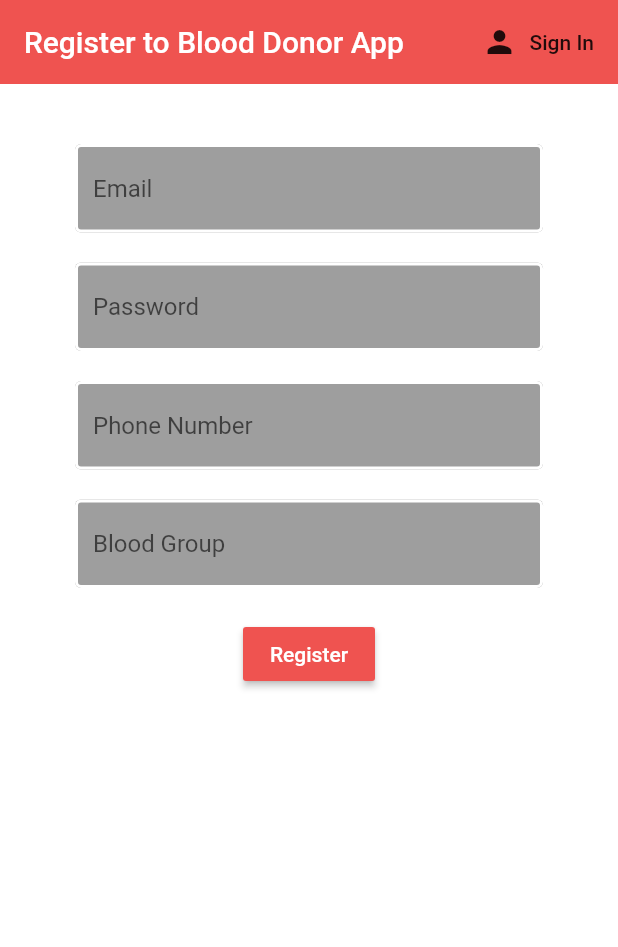
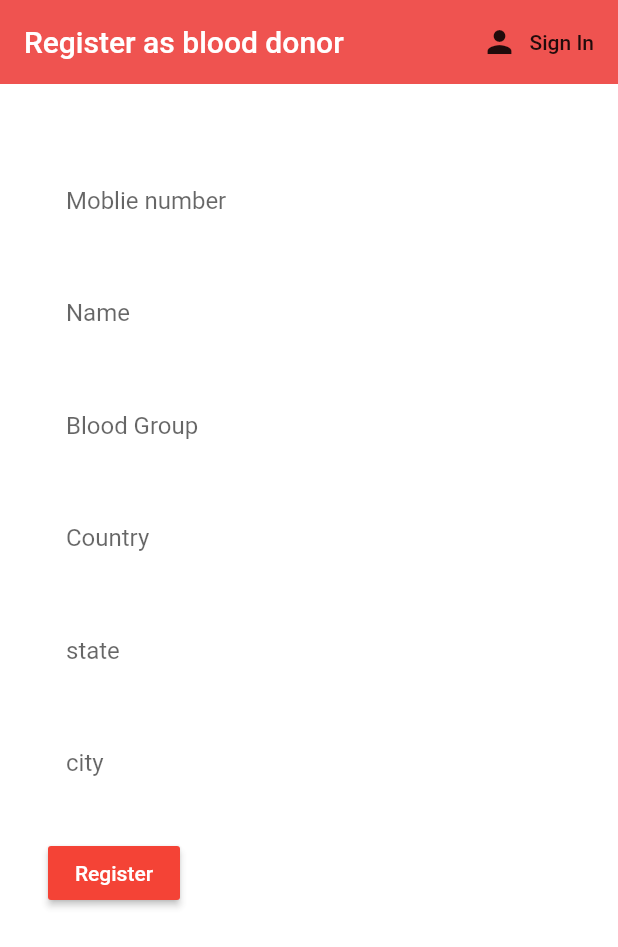
Before and after one commit to DEP-IIT-Ropar/Blood-Donor-App, a Flutter app: the screen it shows after launch, after a tap on "Register", on a phone screen of 412 x 824 dp. Shown: the top 947 px of the screen. Run offline on Flutter 3.47's test engine with Material 2 defaults, Android fonts, the phone set to English and light mode, and no system bars; our stand-ins replace cloud_firestore, firebase_auth, flutter_spinkit; accounts and stored records are empty.

Commit message:
Add files via upload

```diff
--- /dev/null
+++ b/lib/models/donor.dart
@@ -0,0 +1,13 @@
+class Donor{
+
+  final String phone;
+  final String name;
+  final String bloodgrp;
+  final String city;
+  final String state;
+  final String country;
+
+  Donor({this.phone,this.name,this.bloodgrp,this.city,this.state,this.country});
+
+
+}
--- a/lib/screens/authenticate/authenticate.dart
+++ b/lib/screens/authenticate/authenticate.dart
@@ -1,5 +1,6 @@
 import 'package:flutter/material.dart';
-import 'package:myapp/screens/authenticate/register.dart';
+import 'package:myapp/screens/authenticate/phoneverify.dart';
+
 import 'package:myapp/screens/authenticate/sign_in.dart';
 
 class Authenticate extends StatefulWidget {
@@ -16,10 +17,13 @@ class _AuthenticateState extends State<Authenticate> {
 
   @override
   Widget build(BuildContext context) {
+
+    //return phoneverify();
+
     if (showSignIn){
       return SignIn(toggleView: toggleView);
     }else{
-    return Register(toggleView: toggleView);
+    return phoneverify(toggleView: toggleView);
     }
   }
 }
--- /dev/null
+++ b/lib/screens/authenticate/phoneverify.dart
@@ -0,0 +1,154 @@
+import 'package:flutter/material.dart';
+
+import 'package:myapp/screens/authenticate/sign_in.dart';
+import 'package:myapp/screens/home/home.dart';
+import 'package:firebase_auth/firebase_auth.dart';
+import 'package:myapp/services/auth.dart';
+import 'package:myapp/shared/constants.dart';
+import 'package:myapp/shared/loading.dart';
+
+class phoneverify extends StatefulWidget {
+
+  final Function toggleView;
+  phoneverify({this.toggleView});
+
+  @override
+  _phoneverifyState createState() => _phoneverifyState();
+}
+
+class _phoneverifyState extends State<phoneverify> {
+
+  final _phoneController = TextEditingController();
+  final _codeController = TextEditingController();
+
+  String bloodgrp;
+  String country;
+  String state;
+  String phone;
+  String city;
+  String name;
+
+  final AuthService _auth = AuthService();
+  final _formKey = GlobalKey<FormState>();
+  @override
+  Widget build(BuildContext context) {
+    return Scaffold(
+
+        backgroundColor: Colors.white30,
+        appBar: AppBar(
+        title: Text('Register as blood donor'),
+    backgroundColor: Colors.red[400],
+    elevation: 0.0,
+    actions: <Widget>[
+    FlatButton.icon(
+    icon: Icon(Icons.person),
+    label: Text('Sign In'),
+    onPressed: (){
+    widget.toggleView();
+    },
+    )
+    ],
+
+    ),
+    body: SingleChildScrollView(
+    child: Container(
+    padding: EdgeInsets.all(32),
+    child: Form(
+    child: Column(
+    crossAxisAlignment: CrossAxisAlignment.start,
+    mainAxisAlignment: MainAxisAlignment.center,
+
+
+    children: <Widget>[
+
+    //Text("Passwordless Authentication", style: TextStyle(color: Colors.lightBlue, fontSize: 36, fontWeight: FontWeight.w500),),
+
+    SizedBox(height: 16,),
+
+    TextFormField(
+    decoration: textInputDecoration.copyWith(hintText: 'Moblie number'),
+    controller: _phoneController,
+
+
+    ),
+
+    SizedBox(height: 16,),
+
+    TextFormField(
+    decoration: textInputDecoration.copyWith(hintText: 'Name'),
+    validator: (val) => val.isEmpty ? 'Enter your Name' : null,
+    onChanged: (val){
+    setState(() => name =val);
+    }
+    ),
+
+
+    SizedBox(height: 16,),
+
+    TextFormField(
+    decoration: textInputDecoration.copyWith(hintText: 'Blood Group'),
+    validator: (val) => val.isEmpty ? 'Enter your Blood group' : null,
+    onChanged: (val){
+    setState(() => bloodgrp =val);
+    }
+    ),
+
+
+    SizedBox(height: 16,),
+
+    TextFormField(
+    decoration: textInputDecoration.copyWith(hintText: 'Country'),
+    validator: (val) => val.isEmpty ? 'Enter country' : null,
+    onChanged: (val){
+    setState(() => country =val);
+    }
+    ),
+
+    SizedBox(height: 16,),
+
+    TextFormField(
+    decoration: textInputDecoration.copyWith(hintText: 'state'),
+    validator: (val) => val.isEmpty ? 'Enter state' : null,
+    onChanged: (val){
+    setState(() => state =val);
+    }
+    ),
+
+    SizedBox(height: 16,),
+
+    TextFormField(
+    decoration: textInputDecoration.copyWith(hintText: 'city'),
+    validator: (val) => val.isEmpty ? 'Enter city' : null,
+    onChanged: (val) {
+      setState(() => city = val);
+    }
+    ),
+
+    SizedBox(height: 20.0),
+
+    RaisedButton(
+    //width: double.infinity,
+
+    child: Text("Register"),
+    textColor: Colors.white,
+    // padding: EdgeInsets.all(16),
+    onPressed: () async {
+    final phone = _phoneController.text.trim();
+
+    dynamic result = await _auth.registerUser(phone,context,name,bloodgrp,country,state,city);
+
+    // loginUser(phone, context);
+    },
+    color: Colors.red,
+
+
+    )
+    ],
+    ),
+    ),
+    ),
+    )
+    );
+    }
+
+    }
--- a/lib/screens/authenticate/sign_in.dart
+++ b/lib/screens/authenticate/sign_in.dart
@@ -1,6 +1,8 @@
 import 'package:flutter/material.dart';
+import 'package:myapp/screens/home/home.dart';
 import 'package:myapp/services/auth.dart';
 import 'package:myapp/shared/constants.dart';
+import 'package:myapp/shared/loading.dart';
 
 class SignIn extends StatefulWidget {
   final Function toggleView;
@@ -12,22 +14,21 @@ class SignIn extends StatefulWidget {
 
 class _SignInState extends State<SignIn> {
 
+  final _phoneController = TextEditingController();
+  final _codeController = TextEditingController();
+
+
+
   final AuthService _auth = AuthService();
-  final _formKey = GlobalKey<FormState>();
-
-  //text field state
-  String email = '';
-  String password = '';
-  String error = '';
-
   @override
   Widget build(BuildContext context) {
     return Scaffold(
-          backgroundColor: Colors.white,
+
+        backgroundColor: Colors.white30,
         appBar: AppBar(
+          title: Text('Sign as blood donor'),
           backgroundColor: Colors.red[400],
           elevation: 0.0,
-            title: Text('Sign in to Blood Donor App'),
           actions: <Widget>[
             FlatButton.icon(
               icon: Icon(Icons.person),
@@ -39,56 +40,51 @@ class _SignInState extends State<SignIn> {
           ],
 
         ),
-       body: Container(
-         padding: EdgeInsets.symmetric(vertical: 20.0,horizontal: 50.0),
+        body: SingleChildScrollView(
+          child: Container(
+            padding: EdgeInsets.all(32),
             child: Form(
-           key: _formKey,
               child: Column(
+                crossAxisAlignment: CrossAxisAlignment.start,
+                mainAxisAlignment: MainAxisAlignment.center,
+
+
                 children: <Widget>[
+
+                  //Text("Passwordless Authentication", style: TextStyle(color: Colors.lightBlue, fontSize: 36, fontWeight: FontWeight.w500),),
+
+                  SizedBox(height: 16,),
+
+                  TextFormField(
+                    decoration: textInputDecoration.copyWith(hintText: 'Moblie number'),
+                    controller: _phoneController,
+                  ),
+
                   SizedBox(height: 20.0),
-               TextFormField(
-                   decoration: textInputDecoration.copyWith(hintText: 'Email'),
-                   validator: (val) => val.isEmpty ? 'Enter an email' : null,
-                 onChanged: (val){
-                    setState(() => email =val);
-                 }
-               ),
-               SizedBox(height: 20.0),
-               TextFormField(
-                   decoration: textInputDecoration.copyWith(hintText: 'Password'),
-                 obscureText: true,
-                   validator: (val) => val.length < 6 ? 'Enter a password 6+ characters long' : null,
-                 onChanged: (val){
-                   setState(() => password =val);
-                 }
-               ),
-               SizedBox(height: 20.0),
+
+
                   RaisedButton(
-                 color: Colors.red[400],
-                 child: Text(
-                   'Sign in',
-                   style: TextStyle(color: Colors.white),
-                 ),
-                 onPressed: () async{
-                   if(_formKey.currentState.validate()){
-                     dynamic result = await _auth.signInWithEmailAndPassword(email, password);
-                     if(result == null){
-                       setState(() => error = 'Incorrect email or password');
-                     }
-                   }
+                    //width: double.infinity,
+
+                    child: Text("Sign In"),
+                    textColor: Colors.white,
+                    // padding: EdgeInsets.all(16),
+                    onPressed: () async {
+                      final phone = _phoneController.text.trim();
+
+                      dynamic result = await _auth.loginUser(phone, context);
+
+                      // loginUser(phone, context);
                     },
-               ),
-               SizedBox(height: 12.0),
-               Text(
-                 error,
-                 style: TextStyle(color: Colors.red, fontSize: 14.0),
+                    color: Colors.red,
+
+
                   )
                 ],
               ),
             ),
-
-
           ),
+        )
     );
   }
 }
--- a/lib/screens/wrapper.dart
+++ b/lib/screens/wrapper.dart
@@ -1,6 +1,7 @@
 import 'package:flutter/material.dart';
 import 'package:myapp/models/user.dart';
 import 'package:myapp/screens/authenticate/authenticate.dart';
+import 'package:myapp/screens/authenticate/phoneverify.dart';
 
 
 import 'package:myapp/screens/home/home.dart';
@@ -14,6 +15,8 @@ class Wrapper extends StatelessWidget {
 
    // return home or authenticate widget
 
+   // bool showSignIn = true;
+
     if(user == null){
       return Authenticate();
     } else{
--- /dev/null
+++ b/lib/services/database.dart
@@ -0,0 +1,50 @@
+import 'package:cloud_firestore/cloud_firestore.dart';
+import 'package:flutter/foundation.dart';
+import 'package:myapp/models/donor.dart';
+
+class DatabaseService {
+
+  final String uid;
+  DatabaseService({this.uid});
+  //collection ref
+
+  final CollectionReference donorCollection = Firestore.instance.collection('userInfo');
+
+
+  Future updateUserData(String phone ,String name,String bloodgrp, String country, String state, String city) async {
+
+    return await donorCollection.document(uid).setData({
+      'phone': phone,
+      'name' : name,
+      'bloodgrp' : bloodgrp,
+      'Country' : country,
+      'State': state,
+      'city': city,
+
+    });
+
+  }
+
+  //brew list from snapshot
+  List<Donor> _donorListFromSnapshot(QuerySnapshot snapshot){
+    return snapshot.documents.map((doc) {
+      return Donor(
+
+        name: doc.data['name'] ,
+        bloodgrp: doc.data['bloodgrp'],
+        city: doc.data['city'],
+        state: doc.data['state'],
+
+      );
+    }
+    ).toList();
+  }
+
+
+Stream<List<Donor>> get donors{
+    return donorCollection.snapshots()
+    .map(_donorListFromSnapshot);
+}
+
+
+}
--- a/lib/shared/constants.dart
+++ b/lib/shared/constants.dart
@@ -2,12 +2,14 @@ import 'package:flutter/material.dart';
 
 const textInputDecoration = InputDecoration(
 
-  fillColor: Colors.grey,
+  fillColor: Colors.white,
   filled: true,
   enabledBorder: OutlineInputBorder(
+      borderRadius: BorderRadius.all(Radius.circular(8)),
       borderSide: BorderSide(color: Colors.white,width: 2.0)
   ),
   focusedBorder: OutlineInputBorder(
+      borderRadius: BorderRadius.all(Radius.circular(8)),
       borderSide: BorderSide(color: Colors.red,width: 2.0)
   ),
 );
--- a/pubspec.yaml
+++ b/pubspec.yaml
@@ -31,6 +31,7 @@ dependencies:
   firebase_auth: ^0.14.0+5
   cloud_firestore: ^0.12.9+4
   provider: ^4.3.3
+  flutter_spinkit: ^4.0.0
 
 dev_dependencies:
   flutter_test:
```
Also changed, not shown: lib/screens/home/donor_list.dart (added, +35 -0 lines), lib/screens/home/donor_tile.dart (added, +30 -0 lines), lib/screens/home/findonor.dart (added, +55 -0 lines), lib/screens/home/home.dart (+13 -2 lines), lib/services/auth.dart (+176 -1 lines), lib/shared/loading.dart (added, +21 -0 lines), assets/O+.png (added), pubspec.lock. Lines whose indentation alone changed are shown as unchanged.
